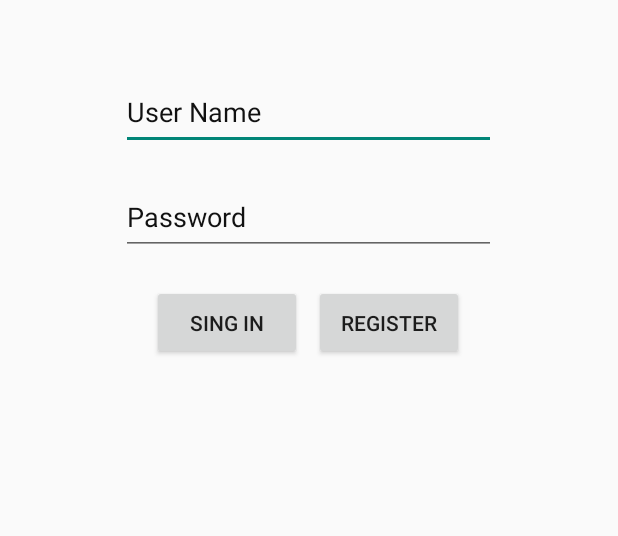
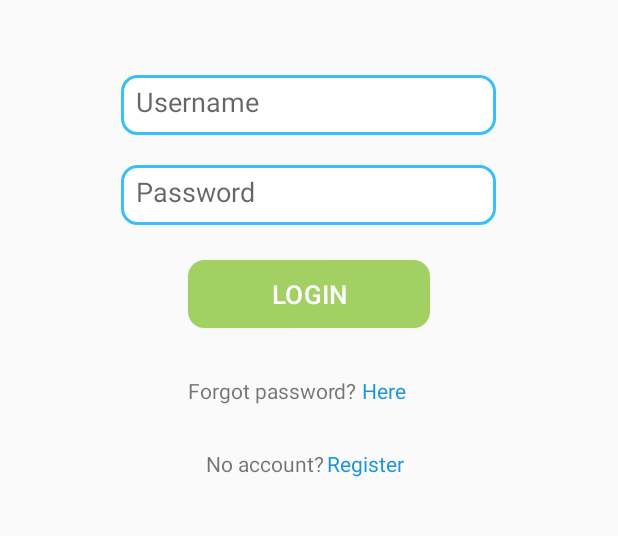
Before and after one commit to kubrahebes/KeepingMeOnTrack, an Android app: the fragment LoginFragment shown on its own in the app's theme, on a phone screen of 412 x 824 dp, the part 344-880 px from its top. Run offline under Robolectric (Android 15) with nearby library versions, the phone set to English and light mode, and no system bars; our stand-ins replace Firebase (no records; nobody signed in at launch, a user with empty details on screens opened directly).

Commit message:
Fixed login screen

```diff
--- a/app/src/main/java/com/example/user/keepingmeontrack/fragments/LoginFragment.java
+++ b/app/src/main/java/com/example/user/keepingmeontrack/fragments/LoginFragment.java
@@ -8,6 +8,7 @@ import android.view.View;
 import android.view.ViewGroup;
 import android.widget.Button;
 import android.widget.EditText;
+import android.widget.TextView;
 import android.widget.Toast;
 
 import com.example.user.keepingmeontrack.R;
@@ -37,7 +38,7 @@ public class LoginFragment extends Fragment {
         sinUInPassword = rootView.findViewById(R.id.password_edt);
         //final EditText singInEmail = rootView.findViewById(R.id.signup_email);
         Button sinInBtn = rootView.findViewById(R.id.sing_in_btn);
-        Button singUpBtn = rootView.findViewById(R.id.register_btn);
+        TextView singUpBtn = rootView.findViewById(R.id.register_btn);
 
         database = FirebaseDatabase.getInstance();
         myRef = database.getReference("users");
--- a/app/src/main/res/layout/activity_register.xml
+++ b/app/src/main/res/layout/activity_register.xml
@@ -1,6 +1,5 @@
 <?xml version="1.0" encoding="utf-8"?>
 <RelativeLayout xmlns:android="http://schemas.android.com/apk/res/android"
-    xmlns:app="http://schemas.android.com/apk/res-auto"
     xmlns:tools="http://schemas.android.com/tools"
     android:layout_width="match_parent"
     android:layout_height="match_parent"
@@ -26,14 +25,13 @@
         android:background="@drawable/rounded_edittext"
         android:hint="Name"
         android:padding="10dp"
-        android:textColorHint="#111" />
+        />
 
     <EditText
         android:padding="10dp"
         android:background="@drawable/rounded_edittext"
         android:layout_width="250dp"
         android:layout_height="40dp"
-        android:textColorHint="#111"
         android:layout_centerHorizontal="true"
         android:layout_below="@+id/signup_username"
         android:layout_marginTop="20dp"
@@ -46,7 +44,6 @@
         android:background="@drawable/rounded_edittext"
         android:layout_width="250dp"
         android:layout_height="40dp"
-        android:textColorHint="#111"
         android:layout_centerHorizontal="true"
         android:layout_below="@+id/signup_email"
         android:layout_marginTop="20dp"
@@ -68,4 +65,5 @@
         android:layout_centerHorizontal="true"
         android:layout_marginTop="20dp"
         />
+
 </RelativeLayout>
--- a/app/src/main/res/layout/fragment_login.xml
+++ b/app/src/main/res/layout/fragment_login.xml
@@ -3,64 +3,102 @@
     xmlns:android="http://schemas.android.com/apk/res/android"
     android:layout_width="match_parent"
     android:layout_height="match_parent">
-    <ScrollView
-        android:layout_centerHorizontal="true"
-        android:layout_width="wrap_content"
-        android:layout_height="wrap_content">
-        <RelativeLayout
-
-            android:layout_width="wrap_content"
-            android:layout_height="wrap_content">
-
 
     <ImageView
+        android:id="@+id/login_logo"
         android:layout_width="wrap_content"
         android:layout_height="wrap_content"
-        android:id="@+id/icon"
-        android:background="@drawable/ic_logo"
         android:layout_centerHorizontal="true"
-        android:layout_marginTop="90dp"/>
-   <EditText
-       android:layout_width="250dp"
-       android:layout_height="50dp"
-       android:textColorHint="#111"
-       android:layout_centerHorizontal="true"
-       android:layout_below="@+id/icon"
-       android:layout_marginTop="50dp"
-       android:hint="User Name"
-       android:id="@+id/user_name_edt"
+        android:layout_marginTop="90dp"
+        android:src="@drawable/ic_logo"
+        />
 
-       />
     <EditText
+        android:inputType="textEmailAddress"
+        android:id="@+id/user_name_edt"
         android:layout_width="250dp"
-        android:layout_height="50dp"
-        android:textColorHint="#111"
+        android:layout_height="40dp"
+        android:background="@drawable/rounded_edittext"
+        android:layout_centerInParent="true"
+        android:layout_below="@id/login_logo"
+        android:padding="10dp"
+        android:hint="Username"
+        android:layout_marginTop="50dp"
+        />
+    <EditText
+        android:padding="10dp"
+        android:background="@drawable/rounded_edittext"
+        android:layout_width="250dp"
+        android:layout_height="40dp"
+
         android:layout_centerHorizontal="true"
         android:layout_below="@+id/user_name_edt"
         android:layout_marginTop="20dp"
         android:hint="Password"
+        android:inputType="textPassword"
         android:id="@+id/password_edt"
+        />
 
-        />
-    <LinearLayout
+    <Button
+        android:id="@+id/sing_in_btn"
+        android:layout_width="161.5dp"
+        android:layout_height="45.5dp"
+        android:layout_alignEnd="@+id/login_logo"
+        android:layout_alignRight="@+id/login_logo"
         android:layout_below="@+id/password_edt"
+        android:layout_marginTop="23dp"
+        android:background="@drawable/login_buttons"
+        android:fontFamily="sans-serif-medium"
+        android:letterSpacing="0.01"
+        android:text="login"
+        android:textColor="#ffffff"
+        android:textSize="17.6sp"
+        android:textStyle="normal" />
+
+    <TextView
+        android:id="@+id/login_forgot"
         android:layout_width="wrap_content"
         android:layout_height="wrap_content"
-        android:layout_marginTop="20dp"
-        android:layout_centerHorizontal="true"
-        android:orientation="horizontal">
-    <Button
-        android:id="@+id/sing_in_btn"
-        android:layout_width="100dp"
-        android:layout_height="50dp"
-        android:text="Sing In"/>
-        <Button
-            android:id="@+id/register_btn"
-            android:layout_width="100dp"
-            android:layout_height="50dp"
-            android:layout_marginLeft="8dp"
-            android:text="Register"/>
-    </LinearLayout>
-        </RelativeLayout>
-    </ScrollView>
+        android:layout_alignLeft="@+id/sing_in_btn"
+        android:layout_alignStart="@+id/sing_in_btn"
+        android:layout_below="@+id/sing_in_btn"
+        android:layout_marginTop="32dp"
+        android:clickable="true"
+        android:text="Forgot password?" />
+
+    <TextView
+        android:id="@+id/login_forget_click"
+        android:layout_width="wrap_content"
+        android:layout_height="wrap_content"
+        android:layout_alignBaseline="@+id/login_forgot"
+        android:layout_alignBottom="@+id/login_forgot"
+        android:layout_toEndOf="@+id/login_forgot"
+        android:layout_toRightOf="@+id/login_forgot"
+        android:paddingLeft="3dp"
+        android:text="Here"
+        android:textColor="@color/bluebutton" />
+    <TextView
+        android:id="@+id/noaccount"
+        android:layout_width="wrap_content"
+        android:layout_height="wrap_content"
+        android:layout_alignLeft="@+id/login_forgot"
+        android:layout_alignStart="@+id/login_forgot"
+        android:layout_below="@+id/login_forgot"
+        android:layout_marginLeft="12dp"
+        android:layout_marginStart="12dp"
+        android:layout_marginTop="29dp"
+        android:text="No account?" />
+    <TextView
+        android:id="@+id/register_btn"
+        android:layout_width="wrap_content"
+        android:layout_height="wrap_content"
+        android:layout_alignBaseline="@+id/noaccount"
+        android:layout_alignBottom="@+id/noaccount"
+        android:layout_alignEnd="@+id/sing_in_btn"
+        android:layout_alignRight="@+id/sing_in_btn"
+        android:layout_marginEnd="17dp"
+        android:layout_marginRight="17dp"
+        android:text="Register"
+        android:clickable="true"
+        android:textColor="@color/bluebutton" />
 </RelativeLayout>
```
